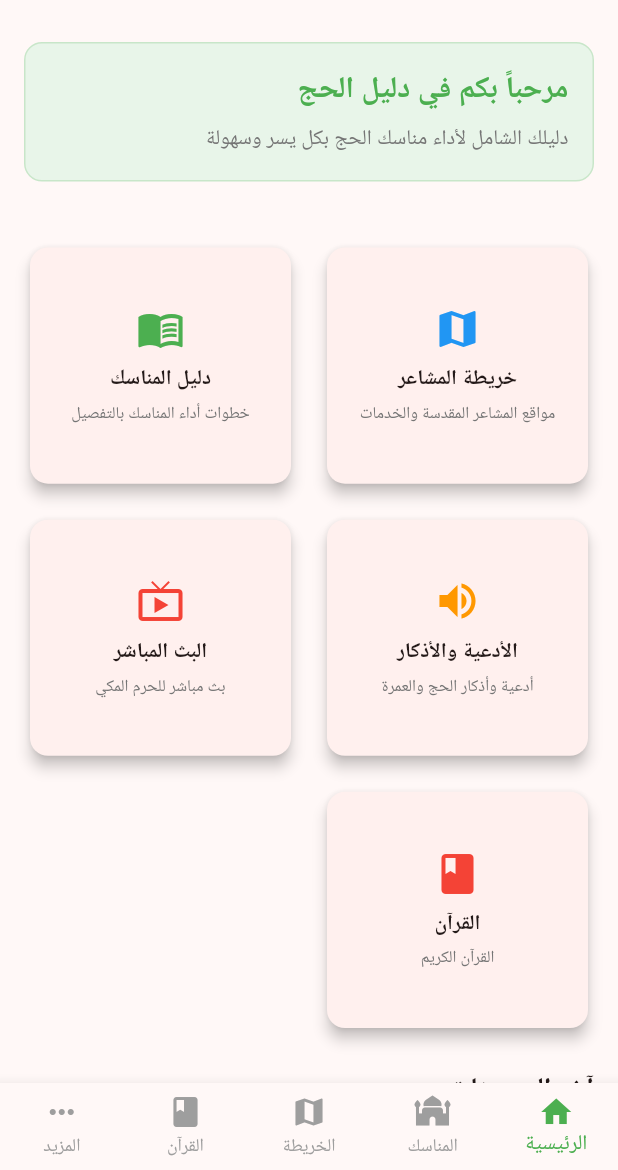
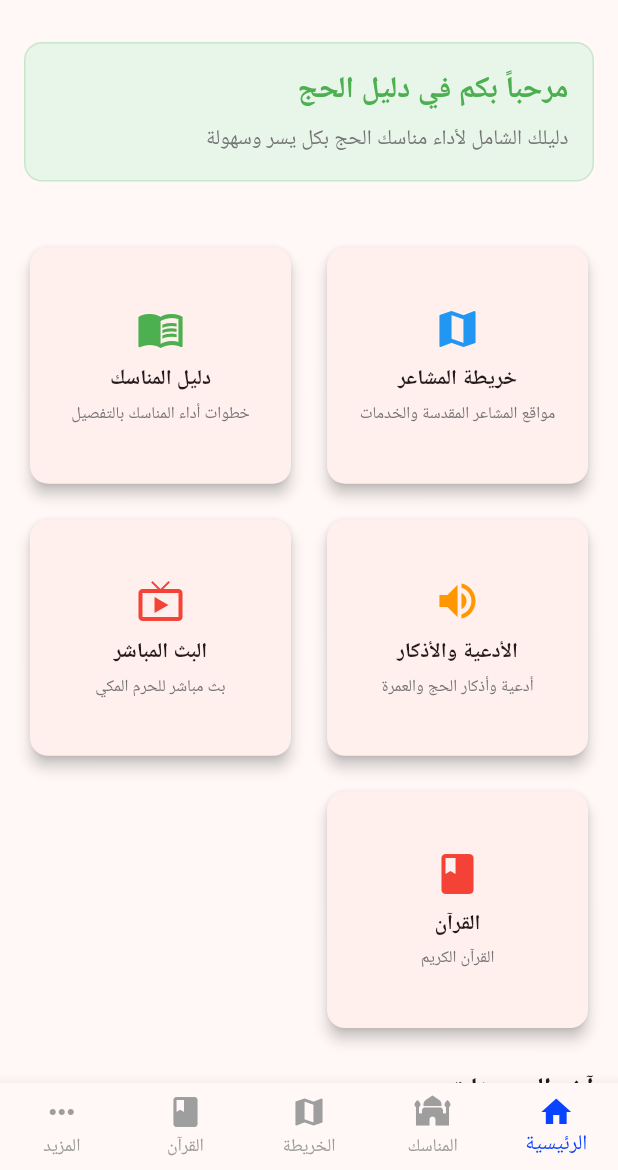
Before and after one commit to HamzaMAHLUL/hajj, a Flutter app: the screen it shows after launch, on a phone screen of 412 x 824 dp, the part 66-1236 px from its top. Run offline on Flutter 3.47's test engine with Material 3 defaults, Android fonts, the phone set to English and light mode, and no system bars; our stand-ins replace webview_flutter; Roboto replaces fonts that are missing (Arial).

Commit message:
changed selected item color

```diff
--- a/lib/main.dart
+++ b/lib/main.dart
@@ -15,7 +15,7 @@ class MyApp extends StatelessWidget {
       theme: ThemeData(
         colorScheme: ColorScheme.fromSeed(
           seedColor: Colors.red,
-          primary: Colors.green,
+          primary: const Color.fromARGB(255, 46, 20, 197),
         ),
         fontFamily: 'Arial',
         useMaterial3: true,
@@ -80,7 +80,7 @@ class _MainNavigationScreenState extends State<MainNavigationScreen> {
             ),
           ],
           currentIndex: _selectedIndex,
-          selectedItemColor: Colors.green,
+          selectedItemColor: const Color.fromARGB(255, 9, 67, 255),
           unselectedItemColor: Colors.grey,
           onTap: _onItemTapped,
           type: BottomNavigationBarType.fixed,
```
Also changed, not shown: pubspec.lock.
